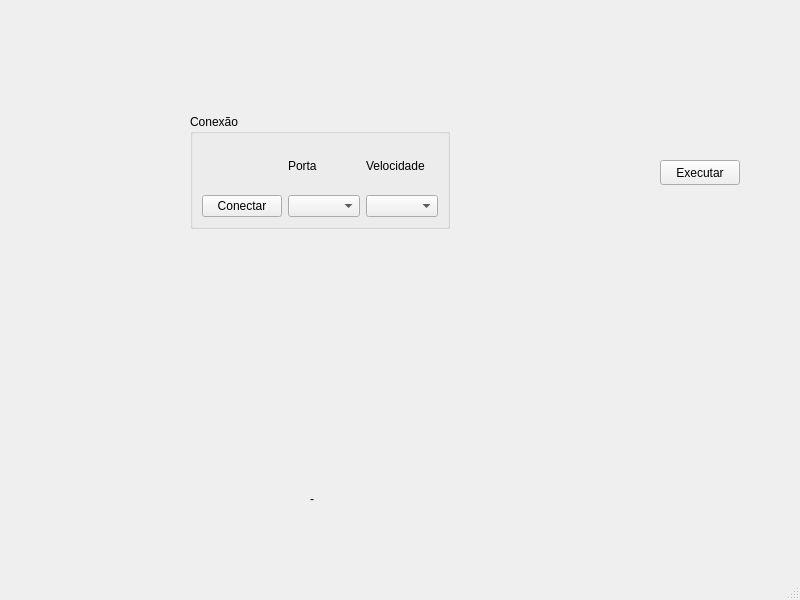
Qt form mainwindow.ui (DjamesSuhanko/ESPFileManager) before a commit.
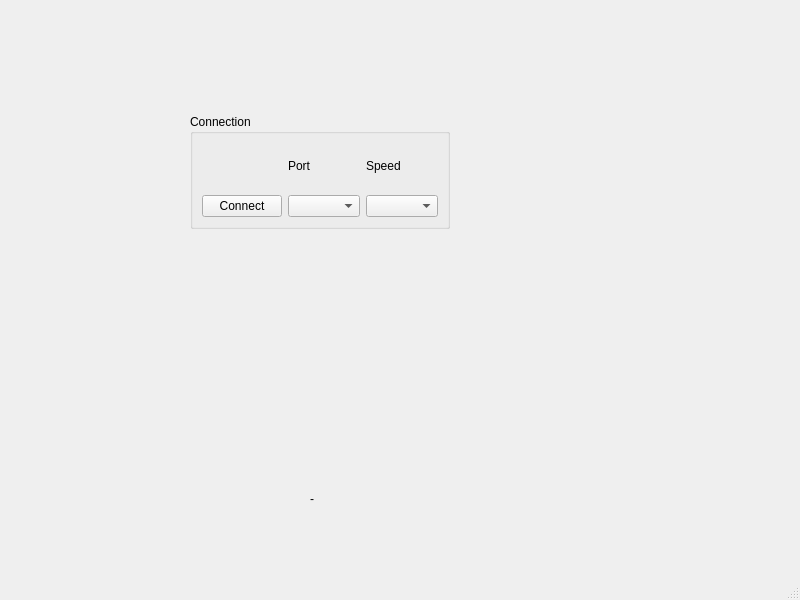
The same form after that commit.

Commit message: * Implementação parcial da carga do tableWidget pela serial * Modificação da classe DropArea para enviar a origem do evento * Sequencia de operação ajustada:       connectButton > connectToSerial > listFiles > serialWrite > updateFormatTable * Descoberta da célula atual, para manipulação pelos botões

```diff
--- a/mainwindow.ui
+++ b/mainwindow.ui
@@ -14,19 +14,6 @@
    <string>MainWindow</string>
   </property>
   <widget class="QWidget" name="centralwidget">
-   <widget class="QPushButton" name="pushButton_exec">
-    <property name="geometry">
-     <rect>
-      <x>660</x>
-      <y>160</y>
-      <width>80</width>
-      <height>25</height>
-     </rect>
-    </property>
-    <property name="text">
-     <string>Executar</string>
-    </property>
-   </widget>
    <widget class="QLabel" name="label_status">
     <property name="geometry">
      <rect>
@@ -50,7 +37,7 @@
      </rect>
     </property>
     <property name="title">
-     <string>Conexão</string>
+     <string>Connection</string>
     </property>
     <layout class="QGridLayout" name="gridLayout">
      <item row="0" column="0">
@@ -69,21 +56,21 @@
      <item row="0" column="1">
       <widget class="QLabel" name="label_port">
        <property name="text">
-        <string>Porta</string>
+        <string>Port</string>
        </property>
       </widget>
      </item>
      <item row="0" column="2">
       <widget class="QLabel" name="label_speed">
        <property name="text">
-        <string>Velocidade</string>
+        <string>Speed</string>
        </property>
       </widget>
      </item>
      <item row="1" column="0">
       <widget class="QPushButton" name="pushButton_connect">
        <property name="text">
-        <string>Conectar</string>
+        <string>Connect</string>
        </property>
       </widget>
      </item>
```
The commit also changes 5 other files.
